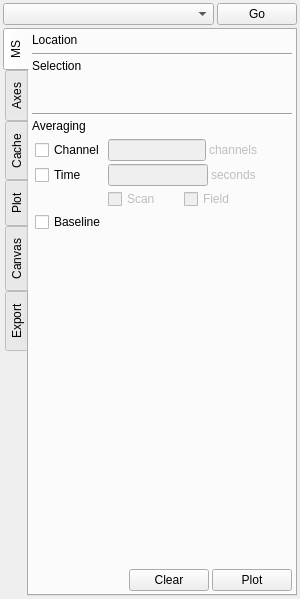
The window that code/plotms/implement/GuiTabs/PlotMSPlotTab.ui (radio-astro/casa) describes before a commit, drawn with Qt 5.
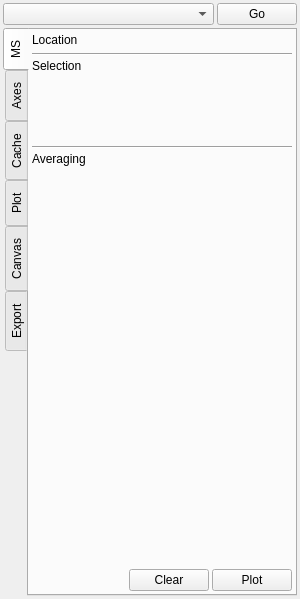
The same window after the commit.

Commit message: ------------------------------------------------------------------------ r7564 | wes.young | 2009-04-06 17:19:54 -0600 (Mon, 06 Apr 2009) | 14 lines Changed paths:    M /v2/active/code/xmlcasa/scripts/casapy.py

What changed in the file:
```diff
--- a/code/plotms/implement/GuiTabs/PlotMSPlotTab.ui
+++ b/code/plotms/implement/GuiTabs/PlotMSPlotTab.ui
@@ -164,183 +164,18 @@
        </item>
        <item>
         <widget class="QFrame" name="msAveragingFrame" >
+         <property name="sizePolicy" >
+          <sizepolicy vsizetype="MinimumExpanding" hsizetype="Preferred" >
+           <horstretch>0</horstretch>
+           <verstretch>0</verstretch>
+          </sizepolicy>
+         </property>
          <property name="frameShape" >
           <enum>QFrame::NoFrame</enum>
          </property>
          <property name="frameShadow" >
           <enum>QFrame::Raised</enum>
          </property>
-         <layout class="QGridLayout" >
-          <property name="leftMargin" >
-           <number>3</number>
-          </property>
-          <property name="topMargin" >
-           <number>3</number>
-          </property>
-          <property name="rightMargin" >
-           <number>3</number>
-          </property>
-          <property name="bottomMargin" >
-           <number>3</number>
-          </property>
-          <property name="horizontalSpacing" >
-           <number>3</number>
-          </property>
-          <property name="verticalSpacing" >
-           <number>3</number>
-          </property>
-          <item row="0" column="0" >
-           <widget class="QCheckBox" name="msAveragingChannel" >
-            <property name="text" >
-             <string>Channel</string>
-            </property>
-           </widget>
-          </item>
-          <item row="0" column="1" >
-           <layout class="QHBoxLayout" >
-            <property name="spacing" >
-             <number>3</number>
-            </property>
-            <item>
-             <widget class="QLineEdit" name="msAveragingChannelValue" >
-              <property name="enabled" >
-               <bool>false</bool>
-              </property>
-             </widget>
-            </item>
-            <item>
-             <widget class="QLabel" name="label_2" >
-              <property name="enabled" >
-               <bool>false</bool>
-              </property>
-              <property name="text" >
-               <string>channels</string>
-              </property>
-             </widget>
-            </item>
-            <item>
-             <spacer>
-              <property name="orientation" >
-               <enum>Qt::Horizontal</enum>
-              </property>
-              <property name="sizeHint" >
-               <size>
-                <width>40</width>
-                <height>20</height>
-               </size>
-              </property>
-             </spacer>
-            </item>
-           </layout>
-          </item>
-          <item row="1" column="0" >
-           <widget class="QCheckBox" name="msAveragingTime" >
-            <property name="text" >
-             <string>Time</string>
-            </property>
-           </widget>
-          </item>
-          <item row="1" column="1" >
-           <layout class="QHBoxLayout" >
-            <property name="spacing" >
-             <number>3</number>
-            </property>
-            <item>
-             <widget class="QLineEdit" name="msAveragingTimeValue" >
-              <property name="enabled" >
-               <bool>false</bool>
-              </property>
-             </widget>
-            </item>
-            <item>
-             <widget class="QLabel" name="label_4" >
-              <property name="enabled" >
-               <bool>false</bool>
-              </property>
-              <property name="text" >
-               <string>seconds</string>
-              </property>
-             </widget>
-            </item>
-            <item>
-             <spacer>
-              <property name="orientation" >
-               <enum>Qt::Horizontal</enum>
-              </property>
-              <property name="sizeHint" >
-               <size>
-                <width>40</width>
-                <height>20</height>
-               </size>
-              </property>
-             </spacer>
-            </item>
-           </layout>
-          </item>
-          <item row="2" column="1" >
-           <layout class="QHBoxLayout" >
-            <item>
-             <widget class="QCheckBox" name="msAveragingScan" >
-              <property name="enabled" >
-               <bool>false</bool>
-              </property>
-              <property name="text" >
-               <string>Scan</string>
-              </property>
-             </widget>
-            </item>
-            <item>
-             <spacer>
-              <property name="orientation" >
-               <enum>Qt::Horizontal</enum>
-              </property>
-              <property name="sizeType" >
-               <enum>QSizePolicy::Fixed</enum>
-              </property>
-              <property name="sizeHint" >
-               <size>
-                <width>20</width>
-                <height>20</height>
-               </size>
-              </property>
-             </spacer>
-            </item>
-            <item>
-             <widget class="QCheckBox" name="msAveragingField" >
-              <property name="enabled" >
-               <bool>false</bool>
-              </property>
-              <property name="text" >
-               <string>Field</string>
-              </property>
-             </widget>
-            </item>
-            <item>
-             <spacer>
-              <property name="orientation" >
-               <enum>Qt::Horizontal</enum>
-              </property>
-              <property name="sizeHint" >
-               <size>
-                <width>40</width>
-                <height>20</height>
-               </size>
-              </property>
-             </spacer>
-            </item>
-           </layout>
-          </item>
-          <item row="3" column="0" colspan="2" >
-           <widget class="QCheckBox" name="msAveragingBaseline" >
-            <property name="enabled" >
-             <bool>true</bool>
-            </property>
-            <property name="text" >
-             <string>Baseline</string>
-            </property>
-           </widget>
-          </item>
-         </layout>
         </widget>
        </item>
        <item>
```
Left out of the diff: 96 changed lines with no effect on the pictures. The commit also changes 59 other files.
